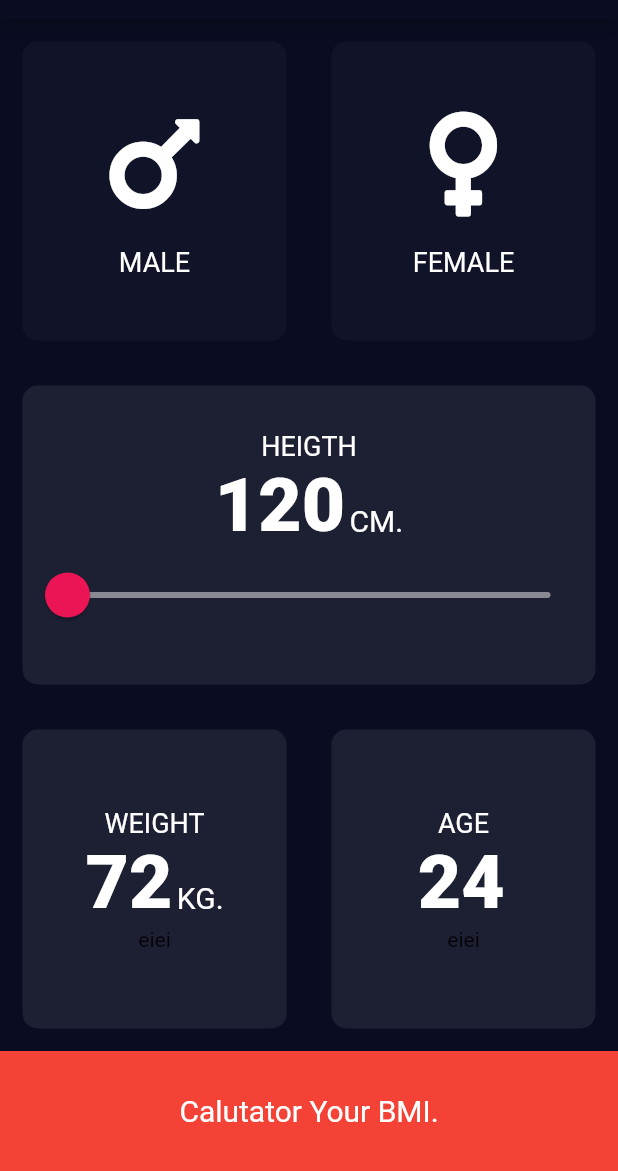
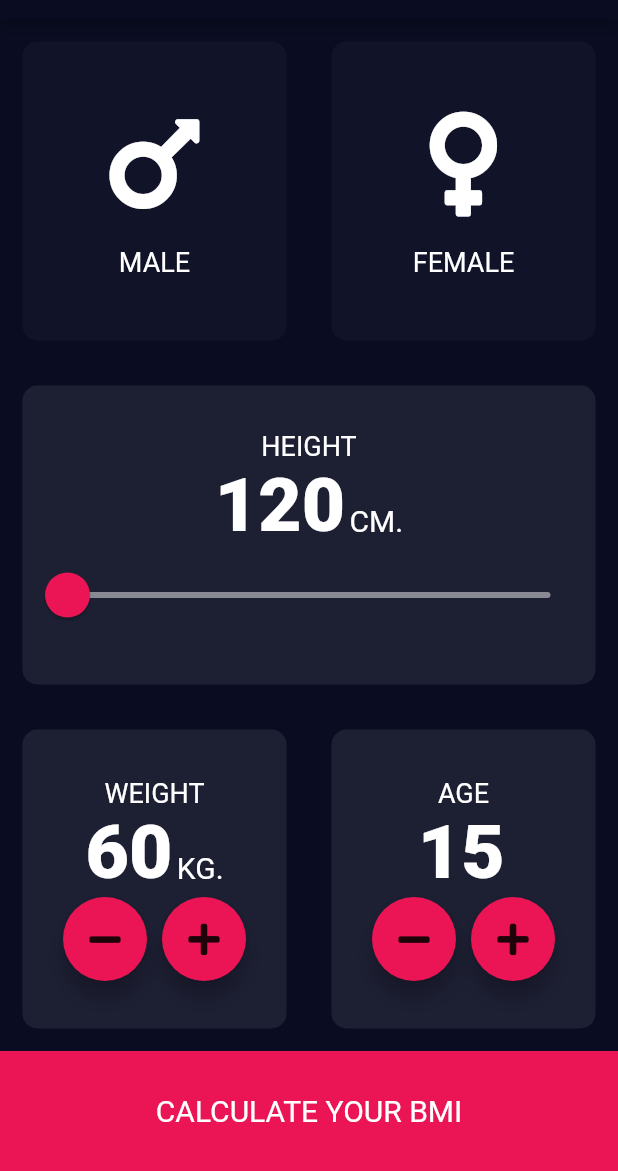
Before and after one commit to bew089006/BMI-calculator, a Flutter app: the screen it shows after launch, on a phone screen of 412 x 824 dp, the part 65-1236 px from its top. Run offline on Flutter 3.47's test engine with Material 2 defaults, Android fonts, the phone set to English and light mode, and no system bars; our stand-ins replace font_awesome_flutter.

Commit message:
completed BMI app

```diff
--- /dev/null
+++ b/lib/bottom_button.dart
@@ -0,0 +1,29 @@
+import 'package:flutter/material.dart';
+
+class BottomButton extends StatelessWidget {
+  BottomButton({this.label, this.onPress});
+
+  final String label;
+  final Function onPress;
+
+  @override
+  Widget build(BuildContext context) {
+    return GestureDetector(
+      onTap: onPress,
+      child: Container(
+        height: 80,
+        color: Color(0xFFEB1555),
+        width: double.infinity,
+        child: Center(
+          child: Text(
+            label,
+            style: TextStyle(
+              color: Colors.white,
+              fontSize: 20,
+            ),
+          ),
+        ),
+      ),
+    );
+  }
+}
--- /dev/null
+++ b/lib/calculator_bmi.dart
@@ -0,0 +1,36 @@
+import 'dart:math';
+
+class CalculatorBMI {
+  CalculatorBMI({this.height, this.weight});
+
+  final int weight;
+  final int height;
+
+  double _bmi;
+
+  String getScoreBMI() {
+    _bmi = weight / pow(height / 100, 2);
+
+    return _bmi.toStringAsFixed(1);
+  }
+
+  String getResultTitle() {
+    if (_bmi >= 25) {
+      return 'OVERWEIGHT';
+    } else if (_bmi > 18) {
+      return 'NORMAL';
+    } else {
+      return 'UNDERWEIGHT';
+    }
+  }
+
+  String getResultDescription() {
+    if (_bmi >= 25) {
+      return 'You have a overweight body weight. Less eat and go exercise now!';
+    } else if (_bmi > 18) {
+      return 'You have a normal body weight. Good job!';
+    } else {
+      return 'You have a overweight body weight. More eat now!';
+    }
+  }
+}
--- a/lib/input_page.dart
+++ b/lib/input_page.dart
@@ -4,6 +4,9 @@ import 'package:font_awesome_flutter/font_awesome_flutter.dart';
 import 'reuseable_card.dart';
 import 'icon_content.dart';
 import 'contants.dart';
+import 'bottom_button.dart';
+import 'calculator_bmi.dart';
+import 'result_page.dart';
 
 enum Gender { male, female }
 
@@ -15,6 +18,8 @@ class InputPage extends StatefulWidget {
 class _InputPageState extends State<InputPage> {
   Gender selectedGender;
   int height = kMinHeight;
+  int weight = 60;
+  int age = 15;
 
   @override
   Widget build(BuildContext context) {
@@ -69,7 +74,7 @@ class _InputPageState extends State<InputPage> {
               child: ReuseableCard(
                 color: kActiveReuseableColor,
                 cardChild: ReuseableInput(
-                  label: 'HEIGTH',
+                  label: 'HEIGHT',
                   value: height.toString(),
                   unit: 'CM.',
                   inputChild: SliderTheme(
@@ -107,9 +112,30 @@ class _InputPageState extends State<InputPage> {
                       color: kActiveReuseableColor,
                       cardChild: ReuseableInput(
                         label: 'WEIGHT',
-                        value: '72',
+                        value: weight.toString(),
                         unit: 'KG.',
-                        inputChild: Text('eiei'),
+                        inputChild: Row(
+                          mainAxisAlignment: MainAxisAlignment.center,
+                          children: [
+                            RoundIconButton(
+                              iconData: FontAwesomeIcons.minus,
+                              onPress: () {
+                                setState(() {
+                                  weight -= 1;
+                                });
+                              },
+                            ),
+                            SizedBox(width: 10),
+                            RoundIconButton(
+                              iconData: FontAwesomeIcons.plus,
+                              onPress: () {
+                                setState(() {
+                                  weight += 1;
+                                });
+                              },
+                            ),
+                          ],
+                        ),
                       ),
                     ),
                   ),
@@ -119,28 +145,53 @@ class _InputPageState extends State<InputPage> {
                       color: kActiveReuseableColor,
                       cardChild: ReuseableInput(
                         label: 'AGE',
-                        value: '24',
+                        value: age.toString(),
                         unit: '',
-                        inputChild: Text('eiei'),
+                        inputChild: Row(
+                          mainAxisAlignment: MainAxisAlignment.center,
+                          children: [
+                            RoundIconButton(
+                              iconData: FontAwesomeIcons.minus,
+                              onPress: () {
+                                setState(() {
+                                  age -= 1;
+                                });
+                              },
+                            ),
+                            SizedBox(width: 10),
+                            RoundIconButton(
+                              iconData: FontAwesomeIcons.plus,
+                              onPress: () {
+                                setState(() {
+                                  age += 1;
+                                });
+                              },
+                            ),
+                          ],
+                        ),
                       ),
                     ),
                   ),
                 ],
               ),
             ),
-            Container(
-              height: 80,
-              color: Colors.red,
-              width: double.infinity,
-              child: Center(
-                child: Text(
-                  'Calutator Your BMI.',
-                  style: TextStyle(
-                    color: Colors.white,
-                    fontSize: 20,
+            BottomButton(
+              label: 'CALCULATE YOUR BMI',
+              onPress: () {
+                CalculatorBMI calc =
+                    CalculatorBMI(height: height, weight: weight);
+
+                Navigator.push(
+                  context,
+                  MaterialPageRoute(
+                    builder: (context) => ResultPage(
+                      bmiScore: calc.getScoreBMI(),
+                      resultTitle: calc.getResultTitle(),
+                      resultDescription: calc.getResultDescription(),
+                    ),
                   ),
-                ),
-              ),
+                );
+              },
             ),
           ],
         ),
@@ -192,3 +243,27 @@ class ReuseableInput extends StatelessWidget {
     );
   }
 }
+
+class RoundIconButton extends StatelessWidget {
+  RoundIconButton({@required this.iconData, @required this.onPress});
+
+  final IconData iconData;
+  final Function onPress;
+
+  @override
+  Widget build(BuildContext context) {
+    return RawMaterialButton(
+      child: Icon(
+        iconData,
+      ),
+      onPressed: onPress,
+      constraints: BoxConstraints.tightFor(
+        width: 56,
+        height: 56,
+      ),
+      elevation: 6.0,
+      fillColor: Color(0xFFEB1555),
+      shape: CircleBorder(),
+    );
+  }
+}
--- a/lib/main.dart
+++ b/lib/main.dart
@@ -1,5 +1,6 @@
 import 'package:flutter/material.dart';
 import 'input_page.dart';
+import 'result_page.dart';
 
 void main() => runApp(BMIcalculator());
 
@@ -12,7 +13,11 @@ class BMIcalculator extends StatelessWidget {
         scaffoldBackgroundColor: Color(0xFF0A0D22),
         cardColor: Color(0xFF1D1F33),
       ),
-      home: InputPage(),
+      initialRoute: '/',
+      routes: {
+        '/': (context) => InputPage(),
+        '/result': (context) => ResultPage(),
+      },
     );
   }
 }
```
Also changed, not shown: lib/contants.dart (+30 -0 lines), lib/result_page.dart (added, +90 -0 lines).
